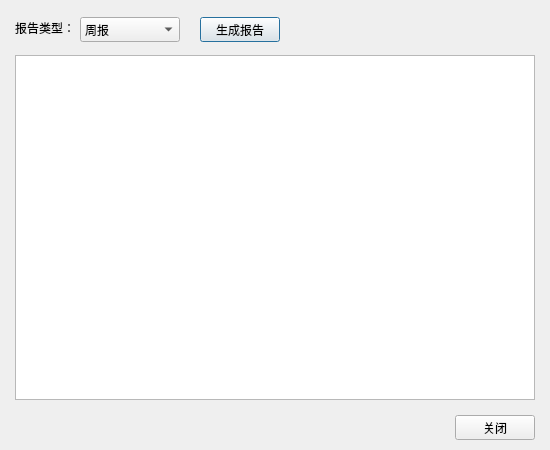
The window that frontend/Forms/reportdialog.ui (Felis1204/OmniHealth_Profiler) describes before a commit, drawn with Qt 5.
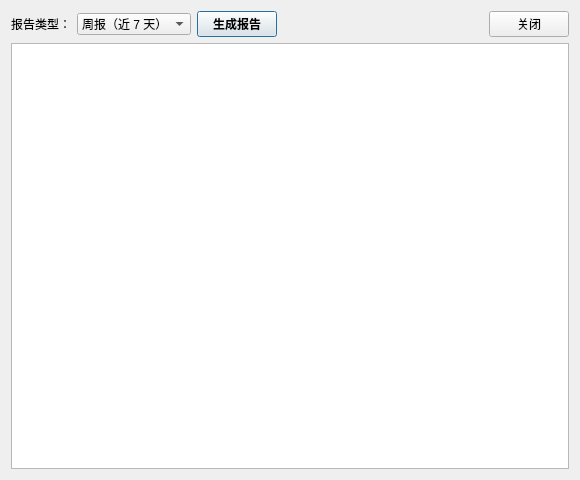
The same window after the commit.

```diff
--- a/frontend/Forms/reportdialog.ui
+++ b/frontend/Forms/reportdialog.ui
@@ -3,85 +3,30 @@
  <class>ReportDialog</class>
  <widget class="QDialog" name="ReportDialog">
   <property name="geometry">
-   <rect>
-    <x>0</x>
-    <y>0</y>
-    <width>550</width>
-    <height>450</height>
-   </rect>
+   <rect><x>0</x><y>0</y><width>580</width><height>480</height></rect>
   </property>
-  <property name="windowTitle">
-   <string>生成报告</string>
-  </property>
-  <widget class="QLabel" name="label">
-   <property name="geometry">
-    <rect>
-     <x>15</x>
-     <y>20</y>
-     <width>61</width>
-     <height>16</height>
-    </rect>
-   </property>
-   <property name="text">
-    <string>报告类型：</string>
-   </property>
-  </widget>
-  <widget class="QComboBox" name="reportTypeCombo">
-   <property name="geometry">
-    <rect>
-     <x>80</x>
-     <y>17</y>
-     <width>100</width>
-     <height>25</height>
-    </rect>
-   </property>
+  <property name="windowTitle"><string>本地健康报告</string></property>
+  <property name="minimumSize"><size><width>480</width><height>380</height></size></property>
+  <layout class="QVBoxLayout" name="mainLayout">
    <item>
-    <property name="text">
-     <string>周报</string>
-    </property>
+    <layout class="QHBoxLayout" name="topLayout">
+     <item><widget class="QLabel" name="label"><property name="text"><string>报告类型：</string></property></widget></item>
+     <item><widget class="QComboBox" name="reportTypeCombo">
+      <item><property name="text"><string>周报（近 7 天）</string></property></item>
+      <item><property name="text"><string>月报（近 30 天）</string></property></item>
+     </widget></item>
+     <item><widget class="QPushButton" name="generateButton">
+      <property name="text"><string>生成报告</string></property>
+      <property name="styleSheet"><string>QPushButton { font-weight: bold; }</string></property>
+     </widget></item>
+     <item><spacer name="topSpacer"><property name="orientation"><enum>Qt::Horizontal</enum></property><property name="sizeHint"><size><width>40</width><height>20</height></size></property></spacer></item>
+     <item><widget class="QPushButton" name="closeButton"><property name="text"><string>关闭</string></property></widget></item>
+    </layout>
    </item>
-   <item>
-    <property name="text">
-     <string>月报</string>
-    </property>
-   </item>
-  </widget>
-  <widget class="QPushButton" name="generateButton">
-   <property name="geometry">
-    <rect>
-     <x>200</x>
-     <y>17</y>
-     <width>80</width>
-     <height>25</height>
-    </rect>
-   </property>
-   <property name="text">
-    <string>生成报告</string>
-   </property>
-  </widget>
-  <widget class="QTextBrowser" name="reportDisplay">
-   <property name="geometry">
-    <rect>
-     <x>15</x>
-     <y>55</y>
-     <width>520</width>
-     <height>345</height>
-    </rect>
-   </property>
-  </widget>
-  <widget class="QPushButton" name="closeButton">
-   <property name="geometry">
-    <rect>
-     <x>455</x>
-     <y>415</y>
-     <width>80</width>
-     <height>25</height>
-    </rect>
-   </property>
-   <property name="text">
-    <string>关闭</string>
-   </property>
-  </widget>
+   <item><widget class="QTextBrowser" name="reportDisplay">
+    <property name="openExternalLinks"><bool>true</bool></property>
+   </widget></item>
+  </layout>
  </widget>
  <resources/>
  <connections/>
```
